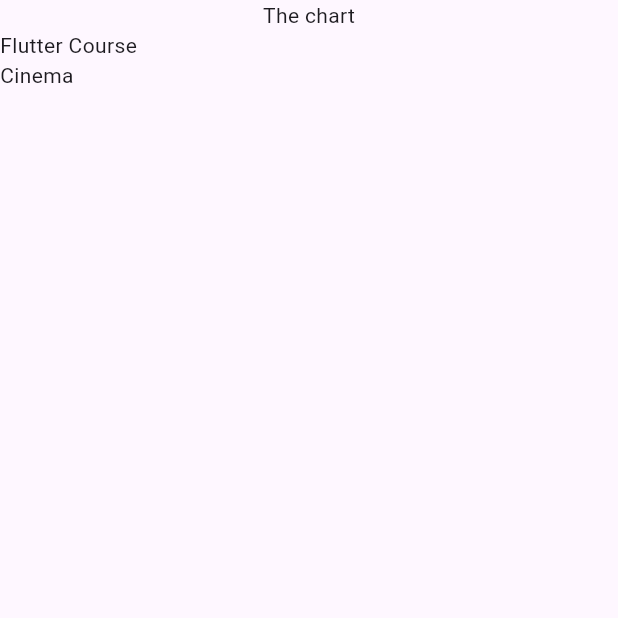
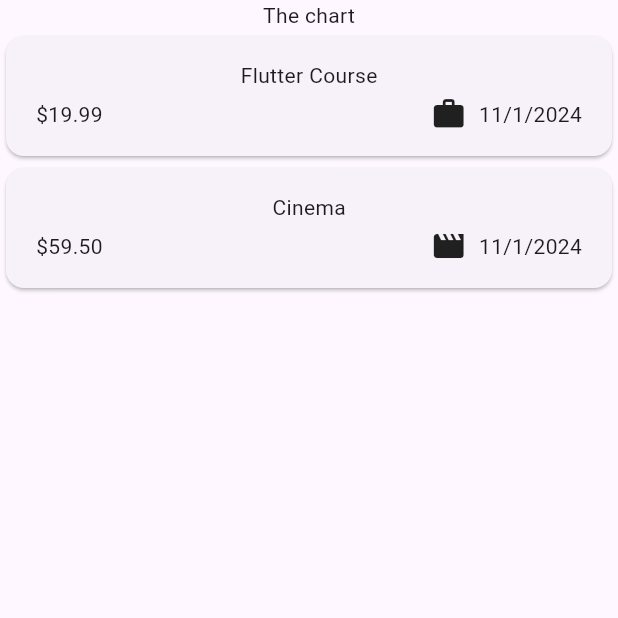
Before and after one commit to Rush-2K/Flutter-Full-Course, a Flutter app: the screen it shows after launch, on a phone screen of 412 x 824 dp, the top half of it. Run offline on Flutter 3.47's test engine with Material 3 defaults, Android fonts, the phone set to English and light mode, and no system bars; our stand-ins replace google_fonts.

Commit message:
organize back the folder, create separate item UI, add intl third pty package to format date

```diff
--- a/app_04_expense_tracker/lib/main.dart
+++ b/app_04_expense_tracker/lib/main.dart
@@ -1,6 +1,6 @@
 import 'package:flutter/material.dart';
 
-import 'package:app_04_expense_tracker/expenses.dart';
+import 'package:app_04_expense_tracker/widgets/expenses.dart';
 
 void main() {
   runApp(
--- a/app_04_expense_tracker/lib/models/expense.dart
+++ b/app_04_expense_tracker/lib/models/expense.dart
@@ -1,10 +1,21 @@
 // this is a data model
 
+import 'package:flutter/material.dart';
 import 'package:uuid/uuid.dart';
+import 'package:intl/intl.dart';
+
+final formatter = DateFormat.yMd();
 
 const uuid = Uuid();
 
 enum Category { food , travel , leisure , work }
+
+const categoryIcons = {
+  Category.food: Icons.lunch_dining,
+  Category.travel: Icons.flight_takeoff,
+  Category.leisure: Icons.movie,
+  Category.work: Icons.work
+};
 
 class Expense {
   Expense({
@@ -19,4 +30,8 @@ class Expense {
   final double amount;
   final DateTime date;
   final Category category;
+
+  String get formattedDate {
+    return formatter.format(date);
+  }
 }
--- a/app_04_expense_tracker/lib/expenses.dart
+++ b/app_04_expense_tracker/lib/widgets/expenses.dart
@@ -1,6 +1,6 @@
 import 'package:flutter/material.dart';
 import 'package:app_04_expense_tracker/models/expense.dart';
-import 'package:app_04_expense_tracker/expenses_list.dart';
+import 'package:app_04_expense_tracker/widgets/expenses_list/expenses_list.dart';
 
 class Expenses extends StatefulWidget {
   const Expenses({super.key});
--- /dev/null
+++ b/app_04_expense_tracker/lib/widgets/expenses_list/expense_item.dart
@@ -0,0 +1,34 @@
+import 'package:flutter/material.dart';
+import 'package:app_04_expense_tracker/models/expense.dart';
+
+class ExpenseItem extends StatelessWidget {
+  const ExpenseItem(this.expense, {super.key});
+
+  final Expense expense;
+
+  @override
+  Widget build(BuildContext context) {
+    return Card(
+      child: Padding(
+        padding: const EdgeInsets.symmetric(horizontal: 20, vertical: 16),
+        child: Column(children: [
+          Text(expense.title),
+          const SizedBox(height: 4),
+          Row(
+            children: [
+              Text('\$${expense.amount.toStringAsFixed(2)}'),
+              const Spacer(),
+              Row(
+                children: [
+                  Icon(categoryIcons[expense.category]),
+                  const SizedBox(width: 8),
+                  Text(expense.formattedDate),
+                ],
+              ),
+            ],
+          )
+        ]),
+      ),
+    );
+  }
+}
--- a/app_04_expense_tracker/lib/expenses_list.dart
+++ b/app_04_expense_tracker/lib/widgets/expenses_list/expenses_list.dart
@@ -1,4 +1,5 @@
 import 'package:app_04_expense_tracker/models/expense.dart';
+import 'package:app_04_expense_tracker/widgets/expenses_list/expense_item.dart';
 import 'package:flutter/material.dart';
 
 class ExpensesList extends StatelessWidget {
@@ -13,7 +14,7 @@ class ExpensesList extends StatelessWidget {
   Widget build(BuildContext context) {
     return ListView.builder(
       itemCount: expenses.length,
-      itemBuilder: (ctx, index) => Text(expenses[index].title),
+      itemBuilder: (ctx, index) => ExpenseItem(expenses[index]),
     );
   }
 }
--- a/app_04_expense_tracker/pubspec.yaml
+++ b/app_04_expense_tracker/pubspec.yaml
@@ -36,6 +36,7 @@ dependencies:
   # Use with the CupertinoIcons class for iOS style icons.
   cupertino_icons: ^1.0.2
   uuid: ^4.2.2
+  intl: ^0.19.0
 
 dev_dependencies:
   flutter_test:
```
